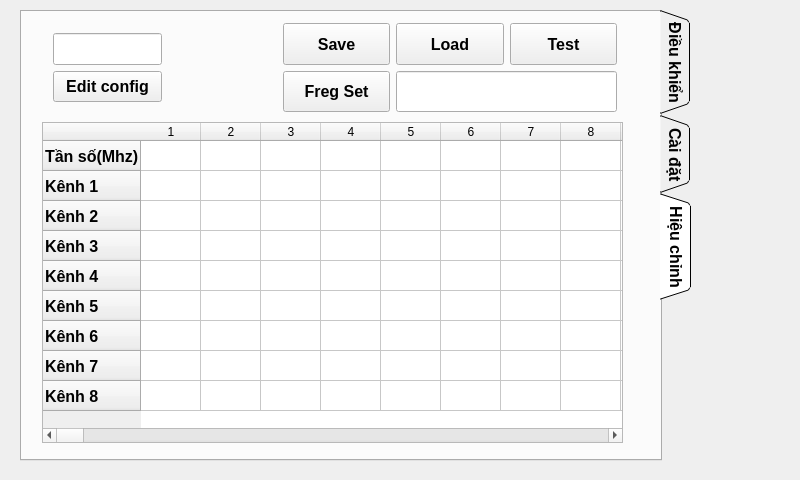
Old version of the form mainwindow.ui in the repository kimphg/rasPi.
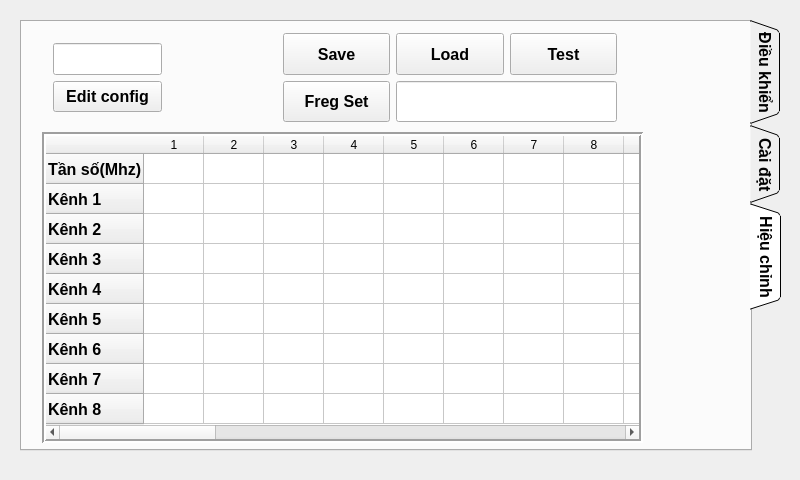
New version of the form. The open tabs and pages were chosen to show the change. Icons and pictures are not drawn.

What changed in the file:
```diff
--- a/mainwindow.ui
+++ b/mainwindow.ui
@@ -25,9 +25,9 @@
     <property name="geometry">
      <rect>
       <x>20</x>
-      <y>10</y>
-      <width>671</width>
-      <height>451</height>
+      <y>20</y>
+      <width>761</width>
+      <height>431</height>
      </rect>
     </property>
     <property name="font">
@@ -42,7 +42,13 @@
      <enum>QTabWidget::Triangular</enum>
     </property>
     <property name="currentIndex">
-     <number>0</number>
+     <number>2</number>
+    </property>
+    <property name="iconSize">
+     <size>
+      <width>50</width>
+      <height>50</height>
+     </size>
     </property>
     <property name="elideMode">
      <enum>Qt::ElideMiddle</enum>
@@ -1257,10 +1263,16 @@
        <rect>
         <x>20</x>
         <y>110</y>
-        <width>581</width>
-        <height>321</height>
+        <width>601</width>
+        <height>311</height>
        </rect>
       </property>
+      <property name="frameShape">
+       <enum>QFrame::Box</enum>
+      </property>
+      <property name="lineWidth">
+       <number>2</number>
+      </property>
       <property name="dragDropMode">
        <enum>QAbstractItemView::DragDrop</enum>
       </property>
@@ -1276,8 +1288,11 @@
       <property name="horizontalScrollMode">
        <enum>QAbstractItemView::ScrollPerPixel</enum>
       </property>
+      <property name="gridStyle">
+       <enum>Qt::SolidLine</enum>
+      </property>
       <property name="columnCount">
-       <number>1000</number>
+       <number>30</number>
       </property>
       <attribute name="horizontalHeaderDefaultSectionSize">
        <number>60</number>
@@ -1361,976 +1376,6 @@
       <column/>
       <column/>
       <column/>
-      <column/>
-      <column/>
-      <column/>
-      <column/>
-      <column/>
-      <column/>
-      <column/>
-      <column/>
-      <column/>
-      <column/>
-      <column/>
-      <column/>
-      <column/>
-      <column/>
-      <column/>
-      <column/>
-      <column/>
-      <column/>
-      <column/>
-      <column/>
-      <column/>
-      <column/>
-      <column/>
-      <column/>
-      <column/>
-      <column/>
-      <column/>
-      <column/>
-      <column/>
-      <column/>
-      <column/>
-      <column/>
-      <column/>
-      <column/>
-      <column/>
-      <column/>
-      <column/>
-      <column/>
-      <column/>
-      <column/>
-      <column/>
-      <column/>
-      <column/>
-      <column/>
-      <column/>
-      <column/>
-      <column/>
-      <column/>
-      <column/>
-      <column/>
-      <column/>
-      <column/>
-      <column/>
-      <column/>
-      <column/>
-      <column/>
-      <column/>
-      <column/>
-      <column/>
-      <column/>
-      <column/>
-      <column/>
-      <column/>
-      <column/>
-      <column/>
-      <column/>
-      <column/>
-      <column/>
-      <column/>
-      <column/>
-      <column/>
-      <column/>
-      <column/>
-      <column/>
-      <column/>
-      <column/>
-      <column/>
-      <column/>
-      <column/>
-      <column/>
-      <column/>
-      <column/>
-      <column/>
-      <column/>
-      <column/>
-      <column/>
-      <column/>
-      <column/>
-      <column/>
-      <column/>
-      <column/>
-      <column/>
-      <column/>
-      <column/>
-      <column/>
-      <column/>
-      <column/>
-      <column/>
-      <column/>
-      <column/>
-      <column/>
-      <column/>
-      <column/>
-      <column/>
-      <column/>
-      <column/>
-      <column/>
-      <column/>
-      <column/>
-      <column/>
-      <column/>
-      <column/>
-      <column/>
-      <column/>
-      <column/>
-      <column/>
-      <column/>
-      <column/>
-      <column/>
-      <column/>
-      <column/>
-      <column/>
-      <column/>
-      <column/>
-      <column/>
-      <column/>
-      <column/>
-      <column/>
-      <column/>
-      <column/>
-      <column/>
-      <column/>
-      <column/>
-      <column/>
-      <column/>
-      <column/>
-      <column/>
-      <column/>
-      <column/>
-      <column/>
-      <column/>
-      <column/>
-      <column/>
-      <column/>
-      <column/>
-      <column/>
-      <column/>
-      <column/>
-      <column/>
-      <column/>
-      <column/>
-      <column/>
-      <column/>
-      <column/>
-      <column/>
-      <column/>
-      <column/>
-      <column/>
-      <column/>
-      <column/>
-      <column/>
-      <column/>
-      <column/>
-      <column/>
-      <column/>
-      <column/>
-      <column/>
-      <column/>
-      <column/>
-      <column/>
-      <column/>
-      <column/>
-      <column/>
-      <column/>
-      <column/>
-      <column/>
-      <column/>
-      <column/>
-      <column/>
-      <column/>
-      <column/>
-      <column/>
-      <column/>
-      <column/>
-      <column/>
-      <column/>
-      <column/>
-      <column/>
-      <column/>
-      <column/>
-      <column/>
-      <column/>
-      <column/>
-      <column/>
-      <column/>
-      <column/>
-      <column/>
-      <column/>
-      <column/>
-      <column/>
-      <column/>
-      <column/>
-      <column/>
-      <column/>
-      <column/>
-      <column/>
-      <column/>
-      <column/>
-      <column/>
-      <column/>
-      <column/>
-      <column/>
-      <column/>
-      <column/>
-      <column/>
-      <column/>
-      <column/>
-      <column/>
-      <column/>
-      <column/>
-      <column/>
-      <column/>
-      <column/>
-      <column/>
-      <column/>
-      <column/>
-      <column/>
-      <column/>
-      <column/>
-      <column/>
-      <column/>
-      <column/>
-      <column/>
-      <column/>
-      <column/>
-      <column/>
-      <column/>
-      <column/>
-      <column/>
-      <column/>
-      <column/>
-      <column/>
-      <column/>
-      <column/>
-      <column/>
-      <column/>
-      <column/>
-      <column/>
-      <column/>
-      <column/>
-      <column/>
-      <column/>
-      <column/>
-      <column/>
-      <column/>
-      <column/>
-      <column/>
-      <column/>
-      <column/>
-      <column/>
-      <column/>
-      <column/>
-      <column/>
-      <column/>
-      <column/>
-      <column/>
-      <column/>
-      <column/>
-      <column/>
-      <column/>
-      <column/>
-      <column/>
-      <column/>
-      <column/>
-      <column/>
-      <column/>
-      <column/>
-      <column/>
-      <column/>
-      <column/>
-      <column/>
-      <column/>
-      <column/>
-      <column/>
-      <column/>
-      <column/>
-      <column/>
-      <column/>
-      <column/>
-      <column/>
-      <column/>
-      <column/>
-      <column/>
-      <column/>
-      <column/>
-      <column/>
-      <column/>
-      <column/>
-      <column/>
-      <column/>
-      <column/>
-      <column/>
-      <column/>
-      <column/>
-      <column/>
-      <column/>
-      <column/>
-      <column/>
-      <column/>
-      <column/>
-      <column/>
-      <column/>
-      <column/>
-      <column/>
-      <column/>
-      <column/>
-      <column/>
-      <column/>
-      <column/>
-      <column/>
-      <column/>
-      <column/>
-      <column/>
-      <column/>
-      <column/>
-      <column/>
-      <column/>
-      <column/>
-      <column/>
-      <column/>
-      <column/>
-      <column/>
-      <column/>
-      <column/>
-      <column/>
-      <column/>
-      <column/>
-      <column/>
-      <column/>
-      <column/>
-      <column/>
-      <column/>
-      <column/>
-      <column/>
-      <column/>
-      <column/>
-      <column/>
-      <column/>
-      <column/>
-      <column/>
-      <column/>
-      <column/>
-      <column/>
-      <column/>
-      <column/>
-      <column/>
-      <column/>
-      <column/>
-      <column/>
-      <column/>
-      <column/>
-      <column/>
-      <column/>
-      <column/>
-      <column/>
-      <column/>
-      <column/>
-      <column/>
-      <column/>
-      <column/>
-      <column/>
-      <column/>
-      <column/>
-      <column/>
-      <column/>
-      <column/>
-      <column/>
-      <column/>
-      <column/>
-      <column/>
-      <column/>
-      <column/>
-      <column/>
-      <column/>
-      <column/>
-      <column/>
-      <column/>
-      <column/>
-      <column/>
-      <column/>
-      <column/>
-      <column/>
-      <column/>
-      <column/>
-      <column/>
-      <column/>
-      <column/>
-      <column/>
-      <column/>
-      <column/>
-      <column/>
-      <column/>
-      <column/>
-      <column/>
-      <column/>
-      <column/>
-      <column/>
-      <column/>
-      <column/>
-      <column/>
-      <column/>
-      <column/>
-      <column/>
-      <column/>
-      <column/>
-      <column/>
-      <column/>
-      <column/>
-      <column/>
-      <column/>
-      <column/>
-      <column/>
-      <column/>
-      <column/>
-      <column/>
-      <column/>
-      <column/>
-      <column/>
-      <column/>
-      <column/>
-      <column/>
-      <column/>
-      <column/>
-      <column/>
-      <column/>
-      <column/>
-      <column/>
-      <column/>
-      <column/>
-      <column/>
-      <column/>
-      <column/>
-      <column/>
-      <column/>
-      <column/>
-      <column/>
-      <column/>
-      <column/>
-      <column/>
-      <column/>
-      <column/>
-      <column/>
-      <column/>
-      <column/>
-      <column/>
-      <column/>
-      <column/>
-      <column/>
-      <column/>
-      <column/>
-      <column/>
-      <column/>
-      <column/>
-      <column/>
-      <column/>
-      <column/>
-      <column/>
-      <column/>
-      <column/>
-      <column/>
-      <column/>
-      <column/>
-      <column/>
-      <column/>
-      <column/>
-      <column/>
-      <column/>
-      <column/>
-      <column/>
-      <column/>
-      <column/>
-      <column/>
-      <column/>
-      <column/>
-      <column/>
-      <column/>
-      <column/>
-      <column/>
-      <column/>
-      <column/>
-      <column/>
-      <column/>
-      <column/>
-      <column/>
-      <column/>
-      <column/>
-      <column/>
-      <column/>
-      <column/>
-      <column/>
-      <column/>
-      <column/>
-      <column/>
-      <column/>
-      <column/>
-      <column/>
-      <column/>
-      <column/>
-      <column/>
-      <column/>
-      <column/>
-      <column/>
-      <column/>
-      <column/>
-      <column/>
-      <column/>
-      <column/>
-      <column/>
-      <column/>
-      <column/>
-      <column/>
-      <column/>
-      <column/>
-      <column/>
-      <column/>
-      <column/>
-      <column/>
-      <column/>
-      <column/>
-      <column/>
-      <column/>
-      <column/>
-      <column/>
-      <column/>
-      <column/>
-      <column/>
-      <column/>
-      <column/>
-      <column/>
-      <column/>
-      <column/>
-      <column/>
-      <column/>
-      <column/>
-      <column/>
-      <column/>
-      <column/>
-      <column/>
-      <column/>
-      <column/>
-      <column/>
-      <column/>
-      <column/>
-      <column/>
-      <column/>
-      <column/>
-      <column/>
-      <column/>
-      <column/>
-      <column/>
-      <column/>
-      <column/>
-      <column/>
-      <column/>
-      <column/>
-      <column/>
-      <column/>
-      <column/>
-      <column/>
-      <column/>
-      <column/>
-      <column/>
-      <column/>
-      <column/>
-      <column/>
-      <column/>
-      <column/>
-      <column/>
-      <column/>
-      <column/>
-      <column/>
-      <column/>
-      <column/>
-      <column/>
-      <column/>
-      <column/>
-      <column/>
-      <column/>
-      <column/>
-      <column/>
-      <column/>
-      <column/>
-      <column/>
-      <column/>
-      <column/>
-      <column/>
-      <column/>
-      <column/>
-      <column/>
-      <column/>
-      <column/>
-      <column/>
-      <column/>
-      <column/>
-      <column/>
-      <column/>
-      <column/>
-      <column/>
-      <column/>
-      <column/>
-      <column/>
-      <column/>
-      <column/>
-      <column/>
-      <column/>
-      <column/>
-      <column/>
-      <column/>
-      <column/>
-      <column/>
-      <column/>
-      <column/>
-      <column/>
-      <column/>
-      <column/>
-      <column/>
-      <column/>
-      <column/>
-      <column/>
-      <column/>
-      <column/>
-      <column/>
-      <column/>
-      <column/>
-      <column/>
-      <column/>
-      <column/>
-      <column/>
-      <column/>
-      <column/>
-      <column/>
-      <column/>
-      <column/>
-      <column/>
-      <column/>
-      <column/>
-      <column/>
-      <column/>
-      <column/>
-      <column/>
-      <column/>
-      <column/>
-      <column/>
-      <column/>
-      <column/>
-      <column/>
-      <column/>
-      <column/>
-      <column/>
-      <column/>
-      <column/>
-      <column/>
-      <column/>
-      <column/>
-      <column/>
-      <column/>
-      <column/>
-      <column/>
-      <column/>
-      <column/>
-      <column/>
-      <column/>
-      <column/>
-      <column/>
-      <column/>
-      <column/>
-      <column/>
-      <column/>
-      <column/>
-      <column/>
-      <column/>
-      <column/>
-      <column/>
-      <column/>
-      <column/>
-      <column/>
-      <column/>
-      <column/>
-      <column/>
-      <column/>
-      <column/>
-      <column/>
-      <column/>
-      <column/>
-      <column/>
-      <column/>
-      <column/>
-      <column/>
-      <column/>
-      <column/>
-      <column/>
-      <column/>
-      <column/>
-      <column/>
-      <column/>
-      <column/>
-      <column/>
-      <column/>
-      <column/>
-      <column/>
-      <column/>
-      <column/>
-      <column/>
-      <column/>
-      <column/>
-      <column/>
-      <column/>
-      <column/>
-      <column/>
-      <column/>
-      <column/>
-      <column/>
-      <column/>
-      <column/>
-      <column/>
-      <column/>
-      <column/>
-      <column/>
-      <column/>
-      <column/>
-      <column/>
-      <column/>
-      <column/>
-      <column/>
-      <column/>
-      <column/>
-      <column/>
-      <column/>
-      <column/>
-      <column/>
-      <column/>
-      <column/>
-      <column/>
-      <column/>
-      <column/>
-      <column/>
-      <column/>
-      <column/>
-      <column/>
-      <column/>
-      <column/>
-      <column/>
-      <column/>
-      <column/>
-      <column/>
-      <column/>
-      <column/>
-      <column/>
-      <column/>
-      <column/>
-      <column/>
-      <column/>
-      <column/>
-      <column/>
-      <column/>
-      <column/>
-      <column/>
-      <column/>
-      <column/>
-      <column/>
-      <column/>
-      <column/>
-      <column/>
-      <column/>
-      <column/>
-      <column/>
-      <column/>
-      <column/>
-      <column/>
-      <column/>
-      <column/>
-      <column/>
-      <column/>
-      <column/>
-      <column/>
-      <column/>
-      <column/>
-      <column/>
-      <column/>
-      <column/>
-      <column/>
-      <column/>
-      <column/>
-      <column/>
-      <column/>
-      <column/>
-      <column/>
-      <column/>
-      <column/>
-      <column/>
-      <column/>
-      <column/>
-      <column/>
-      <column/>
-      <column/>
-      <column/>
-      <column/>
-      <column/>
-      <column/>
-      <column/>
-      <column/>
-      <column/>
-      <column/>
-      <column/>
-      <column/>
-      <column/>
-      <column/>
-      <column/>
-      <column/>
-      <column/>
-      <column/>
-      <column/>
-      <column/>
-      <column/>
-      <column/>
-      <column/>
-      <column/>
-      <column/>
-      <column/>
-      <column/>
-      <column/>
-      <column/>
-      <column/>
-      <column/>
-      <column/>
-      <column/>
-      <column/>
-      <column/>
-      <column/>
-      <column/>
-      <column/>
-      <column/>
-      <column/>
-      <column/>
-      <column/>
-      <column/>
-      <column/>
-      <column/>
-      <column/>
-      <column/>
-      <column/>
-      <column/>
-      <column/>
-      <column/>
-      <column/>
-      <column/>
-      <column/>
-      <column/>
-      <column/>
-      <column/>
-      <column/>
-      <column/>
-      <column/>
-      <column/>
-      <column/>
-      <column/>
-      <column/>
-      <column/>
-      <column/>
-      <column/>
-      <column/>
-      <column/>
-      <column/>
-      <column/>
-      <column/>
-      <column/>
-      <column/>
-      <column/>
-      <column/>
-      <column/>
-      <column/>
-      <column/>
-      <column/>
-      <column/>
-      <column/>
-      <column/>
-      <column/>
-      <column/>
-      <column/>
-      <column/>
-      <column/>
-      <column/>
-      <column/>
-      <column/>
-      <column/>
-      <column/>
-      <column/>
-      <column/>
-      <column/>
-      <column/>
-      <column/>
-      <column/>
-      <column/>
-      <column/>
-      <column/>
-      <column/>
-      <column/>
-      <column/>
-      <column/>
-      <column/>
-      <column/>
-      <column/>
-      <column/>
-      <column/>
-      <column/>
-      <column/>
-      <column/>
-      <column/>
-      <column/>
-      <column/>
-      <column/>
-      <column/>
-      <column/>
-      <column/>
-      <column/>
-      <column/>
-      <column/>
-      <column/>
-      <column/>
-      <column/>
-      <column/>
-      <column/>
-      <column/>
-      <column/>
-      <column/>
-      <column/>
-      <column/>
-      <column/>
-      <column/>
-      <column/>
-      <column/>
-      <column/>
-      <column/>
-      <column/>
-      <column/>
-      <column/>
-      <column/>
-      <column/>
-      <column/>
-      <column/>
-      <column/>
-      <column/>
-      <column/>
-      <column/>
-      <column/>
-      <column/>
-      <column/>
-      <column/>
-      <column/>
-      <column/>
-      <column/>
-      <column/>
-      <column/>
-      <column/>
-      <column/>
-      <column/>
-      <column/>
-      <column/>
-      <column/>
-      <column/>
      </widget>
      <widget class="QFrame" name="frame_config_edit">
       <property name="geometry">
```
Left out of the diff: 1228 changed lines with no effect on the pictures.
